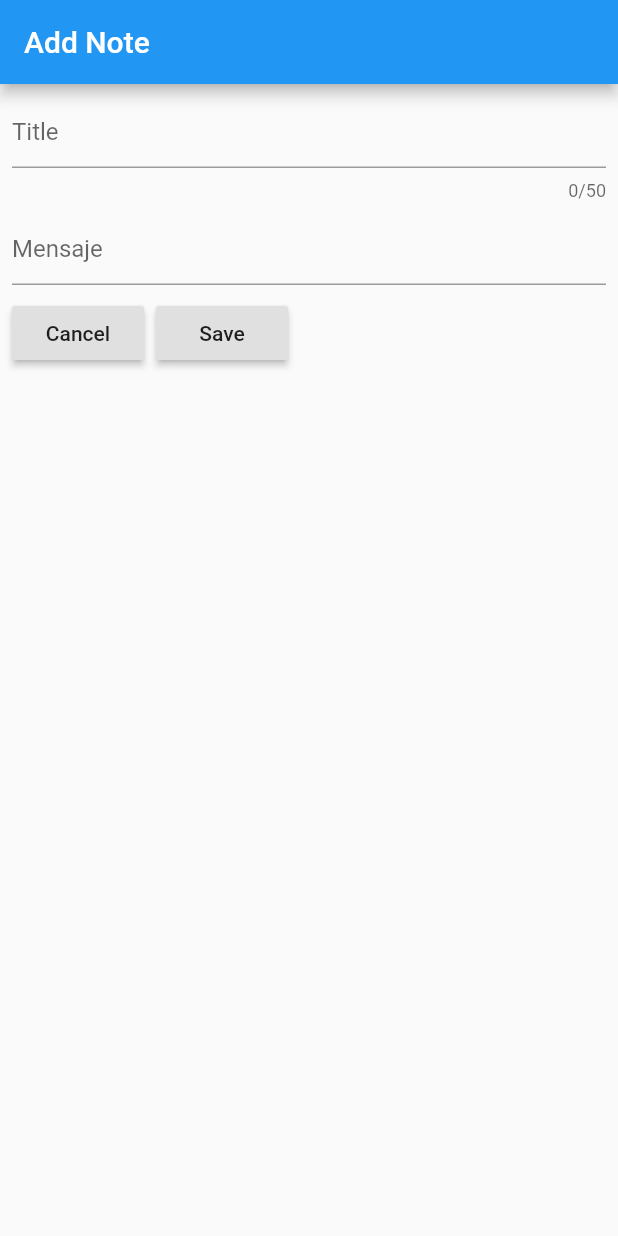
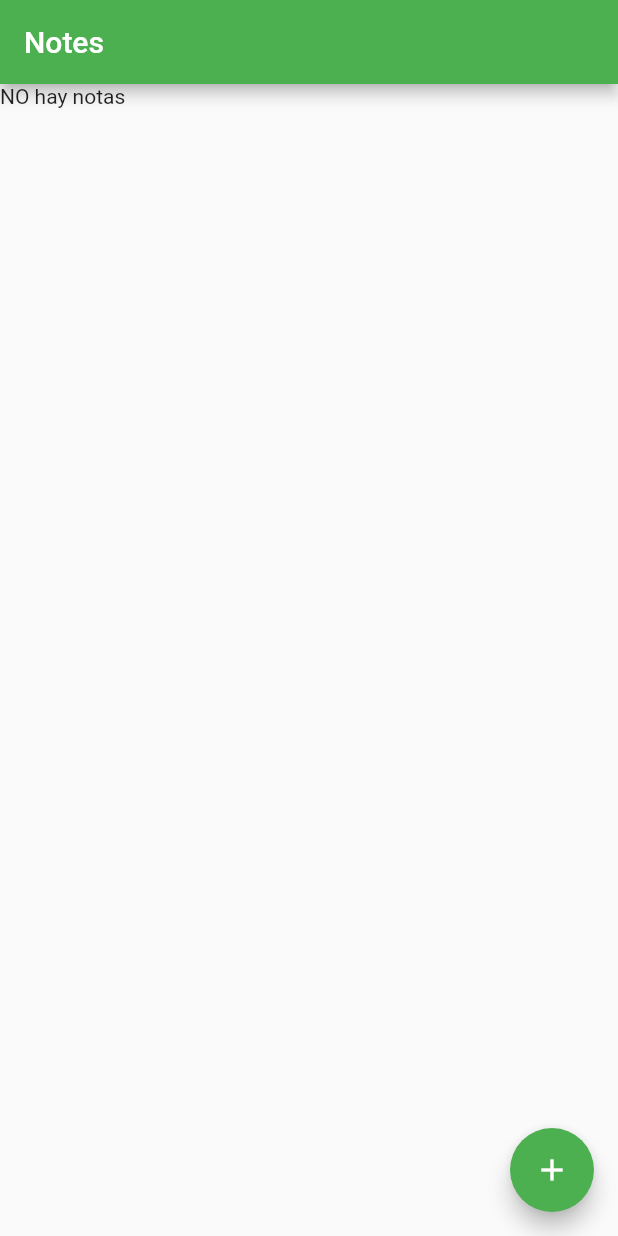
Before and after one commit to jclemus91/flutter-notes-training, a Flutter app: the screen it shows after launch, on a phone screen of 412 x 824 dp. Run offline on Flutter 3.47's test engine with Material 2 defaults, Android fonts, the phone set to English and light mode, and no system bars; our stand-ins replace rxdart.

Commit message:
adding Notes Screen and its complements

```diff
--- a/notes/lib/dao/impl/note_dao_impl.dart
+++ b/notes/lib/dao/impl/note_dao_impl.dart
@@ -12,4 +12,8 @@ class NoteDaoImpl extends NoteDao {
     _notesDB.add(note);
   }
 
+  @override
+  List<Note> getNotes() {
+    return _notesDB;
+  }
 }
--- a/notes/lib/dao/note_dao.dart
+++ b/notes/lib/dao/note_dao.dart
@@ -2,7 +2,6 @@
 import 'package:notes/model/note.dart';
 
 abstract class NoteDao {
-
   void addNote(Note note);
-
+  List<Note> getNotes();
 }
--- a/notes/lib/main.dart
+++ b/notes/lib/main.dart
@@ -1,7 +1,14 @@
 import 'package:flutter/material.dart';
-import 'package:notes/ui/add/add_note_screen.dart';
+import 'package:notes/repository/note_repository.dart';
+import 'package:notes/ui/list/notes_screen.dart';
+
+import 'dao/impl/note_dao_impl.dart';
+import 'dao/note_dao.dart';
 
 void main() => runApp(MyApp());
+
+final NoteDao _noteDao = NoteDaoImpl();
+final NoteRepository noteRepository = NoteRepository(_noteDao);
 
 class MyApp extends StatelessWidget {
   // This widget is the root of your application.
@@ -10,9 +17,9 @@ class MyApp extends StatelessWidget {
     return MaterialApp(
       title: 'Flutter Demo',
       theme: ThemeData(
-        primarySwatch: Colors.blue,
+        primarySwatch: Colors.green,
       ),
-      home: AddNoteScreen(),
+      home: NotesScreen(),
     );
   }
 }
--- a/notes/lib/repository/note_repository.dart
+++ b/notes/lib/repository/note_repository.dart
@@ -14,4 +14,7 @@ class NoteRepository {
     _noteDao.addNote(note);
   }
 
+  List<Note> getNotes() {
+    return _noteDao.getNotes();
+  }
 }
--- a/notes/lib/ui/add/add_note_bloc.dart
+++ b/notes/lib/ui/add/add_note_bloc.dart
@@ -1,11 +1,6 @@
 
-import 'package:notes/dao/impl/note_dao_impl.dart';
-import 'package:notes/dao/note_dao.dart';
 import 'package:notes/model/note.dart';
 import 'package:notes/repository/note_repository.dart';
-
-final NoteDao _noteDao = NoteDaoImpl();
-final NoteRepository noteRepository = NoteRepository(_noteDao);
 
 class AddNoteBloc {
 
@@ -18,5 +13,4 @@ class AddNoteBloc {
   void createNote(String title, String message) {
     _noteRepository.addNote(Note(title, message));
   }
-
 }
--- a/notes/lib/ui/add/add_note_screen.dart
+++ b/notes/lib/ui/add/add_note_screen.dart
@@ -1,6 +1,7 @@
 import 'package:flutter/material.dart';
 import 'package:flutter/widgets.dart';
 
+import '../../main.dart';
 import 'add_note_bloc.dart';
 
 class AddNoteScreen extends StatefulWidget {
--- /dev/null
+++ b/notes/lib/ui/list/notes_bloc.dart
@@ -0,0 +1,20 @@
+
+import 'package:notes/model/note.dart';
+import 'package:notes/repository/note_repository.dart';
+import 'package:rxdart/rxdart.dart';
+
+class NotesBloc {
+
+  NoteRepository _noteRepository;
+
+  final notesSubject = BehaviorSubject<List<Note>>();
+
+  NotesBloc(NoteRepository noteRepository) {
+    _noteRepository = noteRepository;
+    notesSubject.add(_noteRepository.getNotes());
+  }
+
+  void dispose(){
+    notesSubject.close();
+  }
+}
--- /dev/null
+++ b/notes/lib/ui/list/notes_screen.dart
@@ -0,0 +1,56 @@
+import 'package:flutter/material.dart';
+import 'package:flutter/widgets.dart';
+import 'package:notes/model/note.dart';
+import 'package:notes/ui/add/add_note_screen.dart';
+import 'package:notes/ui/list/notes_bloc.dart';
+
+import '../../main.dart';
+
+class NotesScreen extends StatefulWidget {
+  @override
+  State<StatefulWidget> createState() {
+    return _NotesScreenState();
+  }
+}
+
+class _NotesScreenState extends State<NotesScreen> {
+  final _notesBloc = NotesBloc(noteRepository);
+
+  @override
+  Widget build(BuildContext context) {
+    return Scaffold(
+      appBar: AppBar(
+        title: Text("Notes"),
+      ),
+      body: StreamBuilder(
+          stream: _notesBloc.notesSubject,
+          builder: (context, snapshot) {
+            List<Note> notes;
+            if (snapshot.hasData) {
+              notes = snapshot.data;
+            }
+            if (notes != null && notes.isNotEmpty) {
+              return ListView.builder(
+                itemCount: notes.length,
+                itemBuilder: (context, position) {
+                  Note note = notes[position];
+                  return Text("title: ${note.title}");
+                },
+              );
+            } else {
+              return Text("NO hay notas");
+            }
+          }),
+      floatingActionButton: FloatingActionButton(
+        onPressed: _addNote,
+        child: Icon(Icons.add),
+      ),
+    );
+  }
+
+  void _addNote() {
+    Navigator.push(context, MaterialPageRoute(builder: (context) {
+      return AddNoteScreen();
+    }));
+  }
+}
--- a/notes/pubspec.yaml
+++ b/notes/pubspec.yaml
@@ -23,6 +23,7 @@ dependencies:
   # The following adds the Cupertino Icons font to your application.
   # Use with the CupertinoIcons class for iOS style icons.
   cupertino_icons: ^0.1.2
+  rxdart: 0.22.0
 
 dev_dependencies:
   flutter_test:
```
Also changed, not shown: notes/pubspec.lock.
